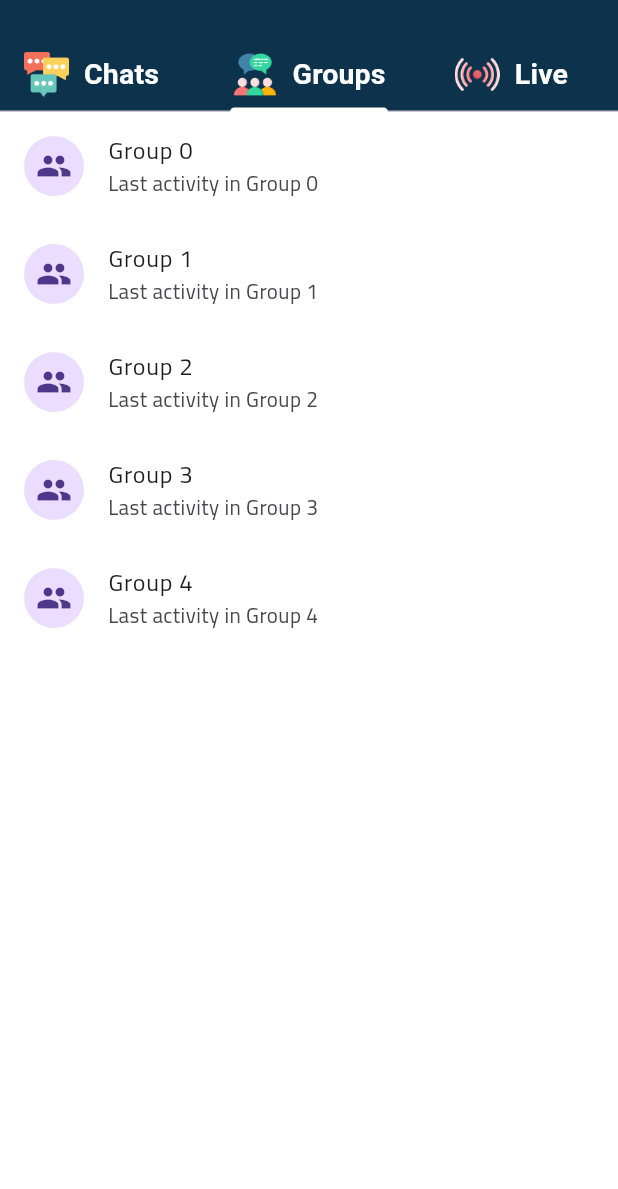
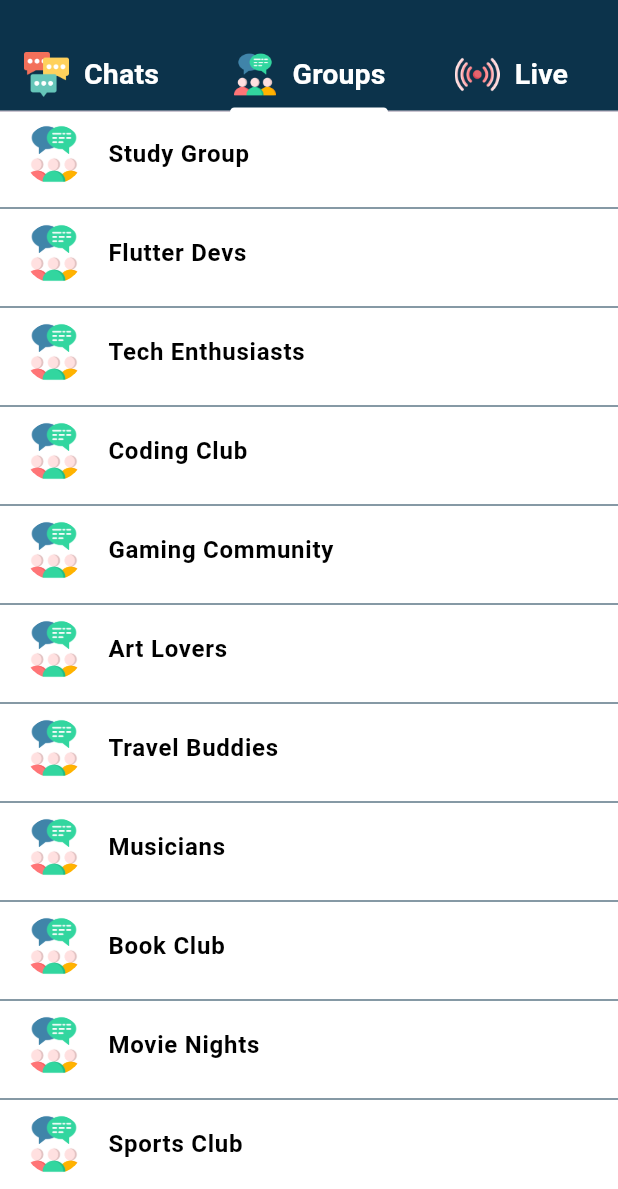
Before and after one commit to ahmedelashrry1/graduation_project, a Flutter app: the ChatScreen screen opened directly, tab 2 chosen, on a phone screen of 412 x 824 dp, the part 47-1236 px from its top. Run offline on Flutter 3.47's test engine with Material 3 defaults, Android fonts, the phone set to English and light mode, and no system bars; our stand-ins replace dio, flutter_svg, font_awesome_flutter, image_picker, socket_io_client; Roboto replaces fonts that are missing (SFPro).

Commit message:
clean arct

```diff
--- a/lib/chat/chat_view.dart
+++ b/lib/Contact Room/chat_view.dart
@@ -1,5 +1,5 @@
 import 'package:flutter/material.dart';
-import 'package:graduation_project/chat/widget/chat_view_body.dart';
+import 'package:graduation_project/Contact%20Room/chats/chat_view_body.dart';
 
 class ChatView extends StatelessWidget {
   const ChatView({super.key});
--- a/lib/chat/widget/chat_body.dart
+++ b/lib/Contact Room/chats/chat_body.dart
@@ -1,7 +1,7 @@
 import 'package:flutter/material.dart';
 import 'package:graduation_project/chat/widget/chat_input.dart';
-import 'package:graduation_project/chat/widget/bubble_chat.dart';
-import 'package:graduation_project/chat/widget/chat_controller.dart';
+import 'package:graduation_project/Contact%20Room/widget/bubble_chat.dart';
+import 'package:graduation_project/Contact%20Room/chats/chat_controller.dart';
 import 'package:provider/provider.dart';
 
 class ChatBody extends StatelessWidget {
--- a/lib/chat/widget/chat_controller.dart
+++ b/lib/Contact Room/chats/chat_controller.dart
@@ -1,5 +1,5 @@
 import 'package:flutter/material.dart';
-import 'package:graduation_project/chat/model/message_model.dart';
+import 'package:graduation_project/Contact%20Room/model/message_model.dart';
 import 'package:socket_io_client/socket_io_client.dart' as IO;
 
 class ChatController extends ChangeNotifier {
--- a/lib/chat/widget/chat_details.dart
+++ b/lib/Contact Room/chats/chat_details.dart
@@ -1,7 +1,7 @@
 import 'package:flutter/material.dart';
 import 'package:font_awesome_flutter/font_awesome_flutter.dart';
-import 'package:graduation_project/chat/widget/chat_controller.dart';
-import 'package:graduation_project/chat/widget/chat_body.dart';
+import 'package:graduation_project/Contact%20Room/chats/chat_controller.dart';
+import 'package:graduation_project/Contact%20Room/chats/chat_body.dart';
 import 'package:graduation_project/core/utils/app_colors.dart';
 import 'package:provider/provider.dart';
 
--- a/lib/chat/widget/chat_view_body.dart
+++ b/lib/Contact Room/chats/chat_view_body.dart
@@ -1,5 +1,5 @@
 import 'package:flutter/material.dart';
-import 'package:graduation_project/chat/widget/Chat_Screen_State.dart';
+import 'package:graduation_project/Contact%20Room/widget/Chat_Screen_State.dart';
 
 class ChatViewBody extends StatelessWidget {
   const ChatViewBody({super.key});
--- /dev/null
+++ b/lib/Contact Room/groups/group_tap.dart
@@ -0,0 +1,67 @@
+import 'package:flutter/material.dart';
+import 'package:graduation_project/Contact%20Room/chats/chat_details.dart';
+import 'package:graduation_project/core/utils/app_colors.dart';
+import 'package:graduation_project/core/utils/app_text_styles.dart';
+
+class GroupsTab extends StatelessWidget {
+  GroupsTab({super.key});
+
+  // قائمة تحتوي على بيانات الجروبات
+  final List<Map<String, String>> groupsData = [
+    {'name': 'Study Group', 'image': 'assets/images/group-chat.png'},
+    {'name': 'Flutter Devs', 'image': 'assets/images/group-chat.png'},
+    {'name': 'Tech Enthusiasts', 'image': 'assets/images/group-chat.png'},
+    {'name': 'Coding Club', 'image': 'assets/images/group-chat.png'},
+    {'name': 'Gaming Community', 'image': 'assets/images/group-chat.png'},
+    {'name': 'Art Lovers', 'image': 'assets/images/group-chat.png'},
+    {'name': 'Travel Buddies', 'image': 'assets/images/group-chat.png'},
+    {'name': 'Musicians', 'image': 'assets/images/group-chat.png'},
+    {'name': 'Book Club', 'image': 'assets/images/group-chat.png'},
+    {'name': 'Movie Nights', 'image': 'assets/images/group-chat.png'},
+    {'name': 'Sports Club', 'image': 'assets/images/group-chat.png'},
+    {'name': 'Foodies', 'image': 'assets/images/group-chat.png'},
+  ];
+
+  @override
+  Widget build(BuildContext context) {
+    return ListView.builder(
+      itemCount: groupsData.length, // عدد الجروبات بناءً على القائمة
+      itemBuilder: (context, index) {
+        final group = groupsData[index]; // استدعاء بيانات الجروب الحالي
+
+        return Column(
+          children: [
+            ListTile(
+              leading:CircleAvatar(
+    radius: 20, // تحديد نصف القطر لتحديد حجم الـ CircleAvatar
+    backgroundColor: Colors.transparent, // إزالة لون الخلفية
+    backgroundImage: AssetImage(group['image']!), // إضافة الصورة داخل الـ CircleAvatar
+  ),
+              title: Text(
+                group['name']!,
+                style: TextStyles.bold16.copyWith(color: Colors.black),
+              ),
+              onTap: () {
+                Navigator.push(
+                  context,
+                  MaterialPageRoute(
+                    builder: (context) => ChatDetails(
+                      userName: group['name']!, // اسم الجروب
+                      userIcon: group['image']!, // صورة الجروب
+                      currentUserId: 'user123',  // معرف المستخدم الحالي
+                      receiverId: 'group123',     // معرف الجروب
+                    ),
+                  ),
+                );
+              },
+            ),
+            const SizedBox(height: 8), // المسافة بين الجروبات
+            Divider(
+                thickness: 0, height: 0, color: AppColors.lightPrimaryColor),
+            const SizedBox(height: 2), // مسافة إضافية بعد الخط الفاصل
+          ],
+        );
+      },
+    );
+  }
+}
--- a/lib/Login&Signup_Page/widget/Login_Body_Detiles.dart
+++ b/lib/Login&Signup_Page/widget/Login_Body_Detiles.dart
@@ -1,7 +1,7 @@
 
 import 'package:flutter/material.dart';
 import 'package:graduation_project/Login&Signup_Page/widget/forget_passoward.dart';
-import 'package:graduation_project/chat/chat_view.dart';
+import 'package:graduation_project/Contact%20Room/chat_view.dart';
 import 'package:graduation_project/core/utils/app_colors.dart';
 import 'package:graduation_project/core/utils/app_text_styles.dart';
 import 'package:graduation_project/core/widgets/custom_button.dart';
--- a/lib/chat/model/user_model.dart
+++ /dev/null
@@ -1,7 +0,0 @@
-class UserModel {
-  String name;
-  String email;
-  String image;
-
-  UserModel({required this.name, required this.email, required this.image});
-}
--- a/lib/chat/widget/group_tap.dart
+++ /dev/null
@@ -1,24 +0,0 @@
-import 'package:flutter/material.dart';
-
-class GroupsTab extends StatelessWidget {
-  const GroupsTab({super.key});
-
-  @override
-  Widget build(BuildContext context) {
-    return ListView.builder(
-      itemCount: 5, // عدد الجروبات
-      itemBuilder: (context, index) {
-        return ListTile(
-          leading: CircleAvatar(
-            child: Icon(Icons.group),
-          ),
-          title: Text('Group $index'),
-          subtitle: Text('Last activity in Group $index'),
-          onTap: () {
-
-          },
-        );
-      },
-    );
-  }
-}
```
Also changed, not shown: lib/Contact Room/chats/chat_tap.dart (renamed from lib/chat/widget/chat_tap.dart, +5 -2 lines), lib/Contact Room/widget/Chat_Screen_State.dart (renamed from lib/chat/widget/Chat_Screen_State.dart, +4 -4 lines), lib/chat/model/model_chat.dart (deleted, +0 -37 lines), lib/Contact Room/model/message_model.dart (renamed from lib/chat/model/message_model.dart), lib/Contact Room/widget/Chat_Input.dart (renamed from lib/chat/widget/Chat_Input.dart), lib/Contact Room/widget/Tap_Bar.dart (renamed from lib/chat/widget/Tap_Bar.dart), lib/Contact Room/widget/bubble_chat.dart (renamed from lib/chat/widget/bubble_chat.dart), lib/Contact Room/widget/live_tap.dart (renamed from lib/chat/widget/live_tap.dart).
